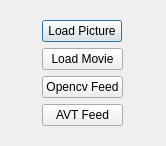
First picture: the form in fileinputdialog.ui, repository SamDehaeck/GigaViewer, before the edit.
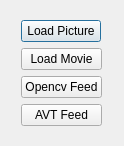
Second picture: the form after the edit.

Commit message: Removed close button from input dialog.

Patch:
```diff
--- a/fileinputdialog.ui
+++ b/fileinputdialog.ui
@@ -6,7 +6,7 @@
    <rect>
     <x>0</x>
     <y>0</y>
-    <width>166</width>
+    <width>124</width>
     <height>146</height>
    </rect>
   </property>
```
The commit also changes 1 other file.
